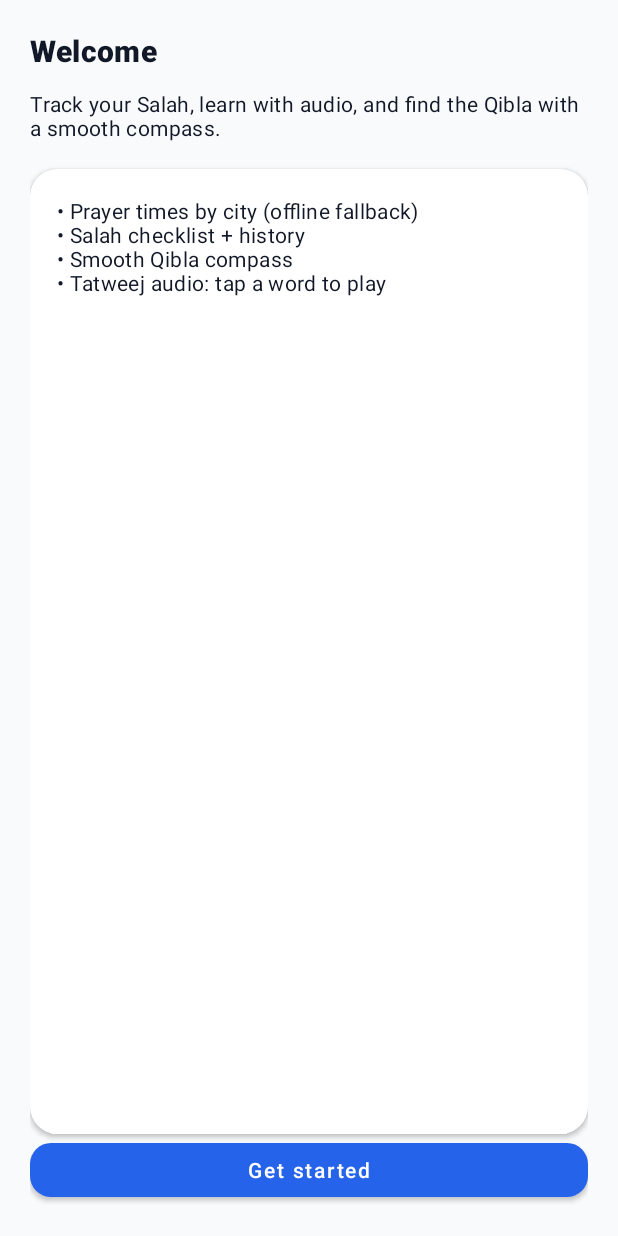
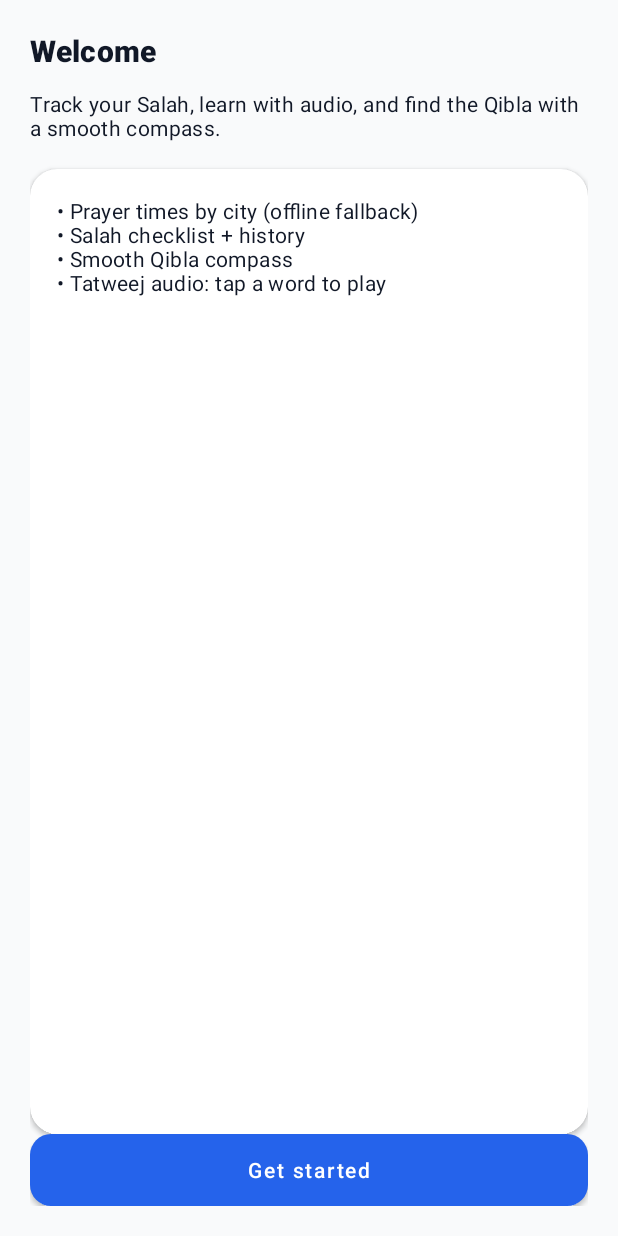
Before and after one commit to Netwaveitsolutions/islamic-prayer-companion-227199, an Android app: the screen it shows after launch (OnboardingActivity), on a phone screen of 412 x 824 dp. Run offline under Robolectric (Android 15) with nearby library versions, the phone set to English and light mode, and no system bars.

Commit message:
Checkpoint 4 - cg4bfe0d06

```diff
--- a/android_frontend/app/src/main/res/values/colors.xml
+++ b/android_frontend/app/src/main/res/values/colors.xml
@@ -1,11 +1,25 @@
 <resources>
     <!-- Ocean Professional palette -->
     <color name="ocean_primary">#2563EB</color>
+    <color name="ocean_primary_dark">#1D4ED8</color>
+
     <color name="ocean_secondary">#F59E0B</color>
+    <color name="ocean_secondary_dark">#D97706</color>
+
+    <!-- Backgrounds / surfaces -->
     <color name="ocean_background">#F9FAFB</color>
     <color name="ocean_surface">#FFFFFF</color>
+    <color name="ocean_surface_alt">#F3F4F6</color>
+
+    <!-- Typography -->
     <color name="ocean_text">#111827</color>
+    <color name="ocean_text_muted">#6B7280</color>
+
+    <!-- System / feedback -->
     <color name="ocean_error">#EF4444</color>
+    <color name="ocean_success">#16A34A</color>
 
+    <!-- Dividers / outlines -->
     <color name="divider_soft">#E5E7EB</color>
+    <color name="outline_soft">#D1D5DB</color>
 </resources>
--- a/android_frontend/app/src/main/res/values/themes.xml
+++ b/android_frontend/app/src/main/res/values/themes.xml
@@ -1,30 +1,110 @@
 <resources>
+    <!--
+      Ocean Professional theme:
+      - Clean surfaces, subtle elevation
+      - Blue primary + amber secondary accents
+      - Standardized typography and widget styling across Views-based UI
+    -->
     <style name="Theme.IslamicPrayerCompanion" parent="Theme.MaterialComponents.DayNight.NoActionBar">
+        <!-- Brand colors -->
         <item name="colorPrimary">@color/ocean_primary</item>
-        <item name="colorPrimaryVariant">@color/ocean_primary</item>
+        <item name="colorPrimaryVariant">@color/ocean_primary_dark</item>
         <item name="colorSecondary">@color/ocean_secondary</item>
-        <item name="colorSecondaryVariant">@color/ocean_secondary</item>
+        <item name="colorSecondaryVariant">@color/ocean_secondary_dark</item>
 
+        <!-- Surfaces -->
         <item name="android:colorBackground">@color/ocean_background</item>
         <item name="colorSurface">@color/ocean_surface</item>
+
+        <!-- Typography -->
         <item name="android:textColorPrimary">@color/ocean_text</item>
+        <item name="android:textColorSecondary">@color/ocean_text_muted</item>
 
+        <!-- System colors -->
         <item name="colorError">@color/ocean_error</item>
 
-        <!-- Default widget tweaks -->
+        <!-- Baseline component styling -->
         <item name="materialButtonStyle">@style/Widget.IslamicPrayerCompanion.Button</item>
+        <item name="materialButtonOutlinedStyle">@style/Widget.IslamicPrayerCompanion.Button.Outlined</item>
+        <item name="materialCardViewStyle">@style/Widget.IslamicPrayerCompanion.Card</item>
+
+        <item name="tabStyle">@style/Widget.IslamicPrayerCompanion.Tab</item>
+        <item name="bottomNavigationStyle">@style/Widget.IslamicPrayerCompanion.BottomNav</item>
+
+        <item name="checkboxStyle">@style/Widget.IslamicPrayerCompanion.CheckBox</item>
+        <item name="editTextStyle">@style/Widget.IslamicPrayerCompanion.EditText</item>
+
+        <!-- Typography defaults for TextView (screens can still override with textAppearance) -->
+        <item name="textAppearanceHeadline6">@style/TextAppearance.IslamicPrayerCompanion.Title</item>
+        <item name="textAppearanceBody2">@style/TextAppearance.IslamicPrayerCompanion.Body</item>
     </style>
 
+    <!-- Buttons -->
     <style name="Widget.IslamicPrayerCompanion.Button" parent="Widget.MaterialComponents.Button">
         <item name="cornerRadius">14dp</item>
         <item name="android:textAllCaps">false</item>
+        <item name="android:minHeight">48dp</item>
+        <item name="android:insetTop">0dp</item>
+        <item name="android:insetBottom">0dp</item>
+        <item name="android:paddingLeft">18dp</item>
+        <item name="android:paddingRight">18dp</item>
+        <item name="rippleColor">@color/ocean_primary</item>
     </style>
 
+    <style name="Widget.IslamicPrayerCompanion.Button.Outlined" parent="Widget.MaterialComponents.Button.OutlinedButton">
+        <item name="cornerRadius">14dp</item>
+        <item name="android:textAllCaps">false</item>
+        <item name="android:minHeight">48dp</item>
+        <item name="strokeColor">@color/outline_soft</item>
+        <item name="strokeWidth">1dp</item>
+    </style>
+
+    <!-- Cards -->
+    <style name="Widget.IslamicPrayerCompanion.Card" parent="Widget.MaterialComponents.CardView">
+        <item name="cardCornerRadius">18dp</item>
+        <item name="cardElevation">2dp</item>
+        <item name="strokeWidth">0dp</item>
+        <item name="android:foreground">?attr/selectableItemBackground</item>
+    </style>
+
+    <!-- Tabs -->
+    <style name="Widget.IslamicPrayerCompanion.Tab" parent="Widget.MaterialComponents.TabLayout">
+        <item name="tabIndicatorColor">@color/ocean_primary</item>
+        <item name="tabSelectedTextColor">@color/ocean_text</item>
+        <item name="tabTextColor">@color/ocean_text_muted</item>
+        <item name="tabRippleColor">@color/ocean_primary</item>
+    </style>
+
+    <!-- Bottom navigation -->
+    <style name="Widget.IslamicPrayerCompanion.BottomNav" parent="Widget.MaterialComponents.BottomNavigationView">
+        <item name="itemIconTint">@color/ocean_primary</item>
+        <item name="itemTextColor">@color/ocean_text</item>
+        <item name="elevation">8dp</item>
+        <item name="android:background">@color/ocean_surface</item>
+    </style>
+
+    <!-- CheckBox -->
+    <style name="Widget.IslamicPrayerCompanion.CheckBox" parent="Widget.MaterialComponents.CompoundButton.CheckBox">
+        <item name="buttonTint">@color/ocean_primary</item>
+        <item name="android:textColor">@color/ocean_text</item>
+        <item name="android:paddingTop">6dp</item>
+        <item name="android:paddingBottom">6dp</item>
+    </style>
+
+    <!-- EditText (used by CityPicker search, etc.) -->
+    <style name="Widget.IslamicPrayerCompanion.EditText" parent="Widget.MaterialComponents.TextInputEditText.OutlinedBox">
+        <item name="android:textColor">@color/ocean_text</item>
+        <item name="android:textColorHint">@color/ocean_text_muted</item>
+    </style>
+
+    <!-- Typography -->
     <style name="TextAppearance.IslamicPrayerCompanion.Title" parent="TextAppearance.MaterialComponents.Headline6">
         <item name="android:textColor">@color/ocean_text</item>
+        <item name="android:letterSpacing">0.01</item>
     </style>
 
     <style name="TextAppearance.IslamicPrayerCompanion.Body" parent="TextAppearance.MaterialComponents.Body2">
         <item name="android:textColor">@color/ocean_text</item>
+        <item name="android:lineSpacingExtra">2dp</item>
     </style>
 </resources>
```
Also changed, not shown: 9 other files.
